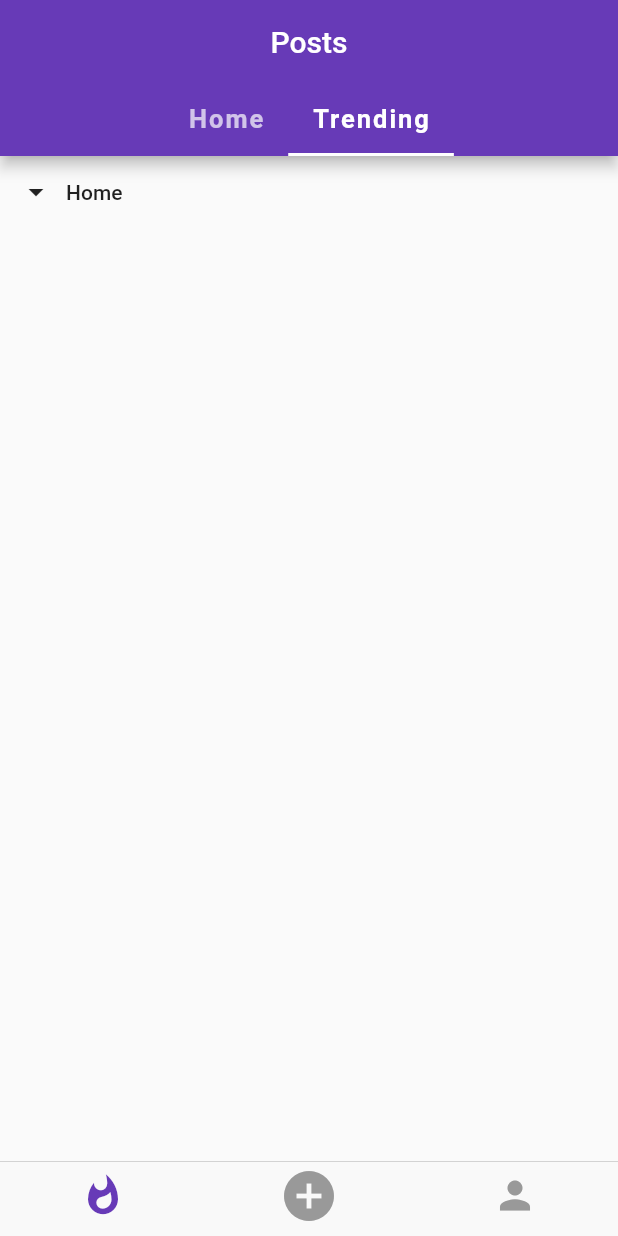
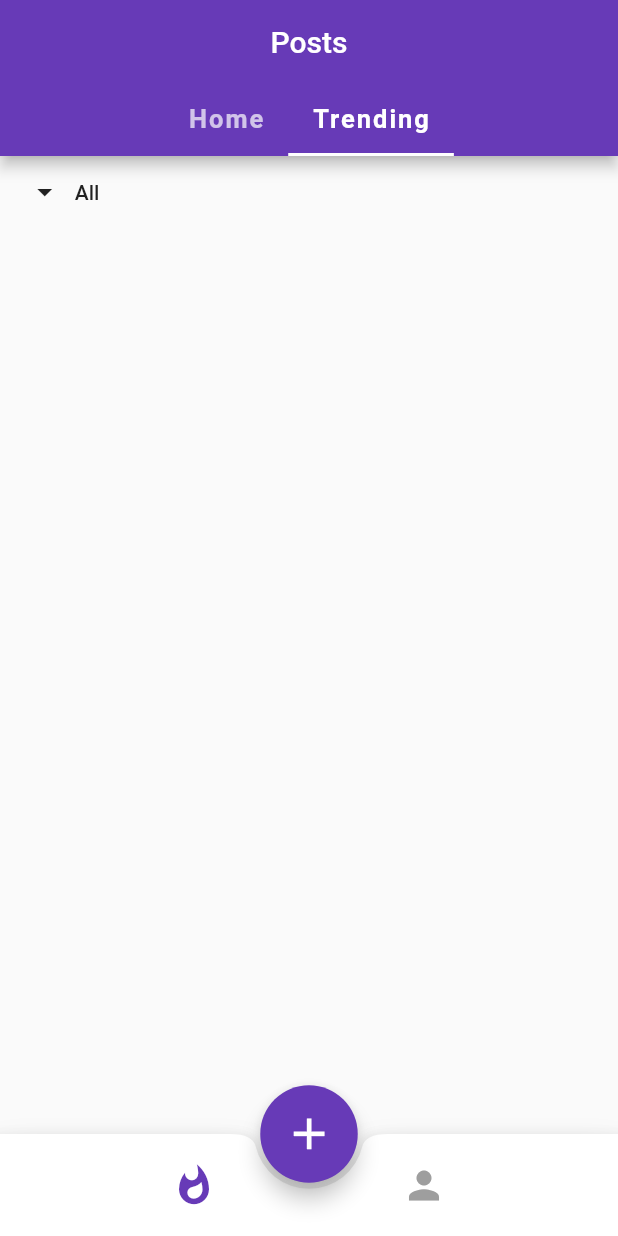
Before and after one commit to SwaroopNandy2109/validate_app, a Flutter app: the screen it shows after launch, tab 2 chosen, after a tap on the "whatshot" icon, on a phone screen of 412 x 824 dp. Run offline on Flutter 3.47's test engine with Material 2 defaults, Android fonts, the phone set to English and light mode, and no system bars.

Commit message:
Basic Layouts Updates completed

```diff
--- /dev/null
+++ b/lib/constants/textStyle.dart
@@ -0,0 +1,6 @@
+import 'package:flutter/material.dart';
+
+TextStyle styleText = TextStyle(
+  fontSize: 18.0,
+  color: Colors.black54,
+);
--- a/lib/home.dart
+++ b/lib/home.dart
@@ -1,6 +1,5 @@
 import 'package:flutter/cupertino.dart';
 import 'package:flutter/material.dart';
-import 'package:validatedapp/tabs/add_post.dart';
 import 'package:validatedapp/tabs/post_page.dart';
 import 'package:validatedapp/tabs/profile.dart';
 
@@ -10,7 +9,8 @@ class HomePage extends StatefulWidget {
 }
 
 class _HomePageState extends State<HomePage> {
-  int _selectedIndex = 0;
+  bool isTabOneSelected = true;
+  bool isTabTwoSelected = false;
   PageController controller;
 
   @override
@@ -27,45 +27,152 @@ class _HomePageState extends State<HomePage> {
           controller: controller,
           children: <Widget>[
             PostPage(),
-          AddPostPage(),
             ProfilePage(),
           ],
         ),
-      bottomNavigationBar: CupertinoTabBar(
-        items: <BottomNavigationBarItem>[
-          BottomNavigationBarItem(
-            icon: Icon(
-              Icons.whatshot,
-              size: 30,
+        floatingActionButton: Container(
+          height: 65.0,
+          width: 65.0,
+          child: FittedBox(
+            child: FloatingActionButton(
+              onPressed: () {
+                showModalBottomSheet(
+                  backgroundColor: Colors.transparent,
+                  context: context,
+                  builder: (BuildContext context) {
+                    return Container(
+                      margin: EdgeInsets.symmetric(horizontal: 10),
+                      height: MediaQuery.of(context).size.height * 0.35,
+                      decoration: BoxDecoration(
+                        color: Colors.white,
+                        borderRadius: BorderRadius.only(
+                          topLeft: Radius.circular(10.0),
+                          topRight: Radius.circular(10.0),
                         ),
                       ),
-          BottomNavigationBarItem(
-            icon: Icon(
-              Icons.add_circle,
-              size: 40,
+                      child: Column(
+                        mainAxisAlignment: MainAxisAlignment.spaceEvenly,
+                        children: <Widget>[
+                          Text(
+                            'POST!',
+                            style: TextStyle(
+                              fontSize: 25,
+                              color: Colors.black,
+                              fontWeight: FontWeight.bold,
                             ),
                           ),
-          BottomNavigationBarItem(
-            icon: Icon(
-              Icons.person,
-              size: 30,
+                          Row(
+                            mainAxisAlignment: MainAxisAlignment.spaceAround,
+                            children: <Widget>[
+                              CircleAvatar(
+                                radius: 35,
+                                backgroundColor: Theme.of(context).primaryColor,
+                                child: Icon(
+                                  Icons.link,
+                                  color: Colors.white,
+                                  size: 28,
+                                ),
+                              ),
+                              CircleAvatar(
+                                backgroundColor: Theme.of(context).primaryColor,
+                                radius: 35,
+                                child: Icon(
+                                  Icons.textsms,
+                                  color: Colors.white,
+                                  size: 28,
+                                ),
+                              ),
+                              CircleAvatar(
+                                backgroundColor: Theme.of(context).primaryColor,
+                                radius: 35,
+                                child: Icon(
+                                  Icons.video_call,
+                                  color: Colors.white,
+                                  size: 32,
+                                ),
+                              ),
+                              CircleAvatar(
+                                backgroundColor: Theme.of(context).primaryColor,
+                                radius: 35,
+                                child: Icon(
+                                  Icons.add_a_photo,
+                                  color: Colors.white,
+                                  size: 28,
                                 ),
                               ),
                             ],
-        currentIndex: _selectedIndex,
-        onTap: (index) {
-          setState(
-            () {
-              _selectedIndex = index;
-              controller.animateToPage(
-                _selectedIndex,
-                duration: Duration(milliseconds: 200),
-                curve: Curves.easeInOut,
+                          ),
+                          GestureDetector(
+                            onTap: () => Navigator.of(context).pop(),
+                            child: Icon(
+                              Icons.cancel,
+                              color: Colors.red,
+                              size: 30,
+                            ),
+                          )
+                        ],
+                      ),
                     );
                   },
                 );
               },
+              child: Icon(
+                Icons.add,
+                color: Colors.white,
+                size: 30,
               ),
+              // elevation: 5.0,
+            ),
+          ),
+        ),
+        floatingActionButtonLocation: FloatingActionButtonLocation.centerDocked,
+        bottomNavigationBar: BottomAppBar(
+          shape: CircularNotchedRectangle(),
+          child: Container(
+            height: 68,
+            child: Row(
+              mainAxisAlignment: MainAxisAlignment.spaceEvenly,
+              mainAxisSize: MainAxisSize.max,
+              children: <Widget>[
+                IconButton(
+                  iconSize: 30.0,
+                  icon: Icon(Icons.whatshot,
+                      color: isTabOneSelected
+                          ? Theme.of(context).primaryColor
+                          : Colors.grey),
+                  onPressed: () {
+                    setState(() {
+                      isTabOneSelected = true;
+                      isTabTwoSelected = false;
+                      controller.animateToPage(
+                        0,
+                        duration: Duration(milliseconds: 200),
+                        curve: Curves.easeInOut,
                       );
+                    });
+                  },
+                ),
+                IconButton(
+                  iconSize: 30.0,
+                  icon: Icon(Icons.person,
+                      color: isTabTwoSelected
+                          ? Theme.of(context).primaryColor
+                          : Colors.grey),
+                  onPressed: () {
+                    setState(() {
+                      isTabTwoSelected = true;
+                      isTabOneSelected = false;
+                      controller.animateToPage(
+                        1,
+                        duration: Duration(milliseconds: 200),
+                        curve: Curves.easeInOut,
+                      );
+                    });
+                  },
+                ),
+              ],
+            ),
+          ),
+        ));
   }
 }
--- a/lib/tabs/add_post.dart
+++ /dev/null
@@ -1,110 +0,0 @@
-import 'package:flutter/material.dart';
-
-class AddPostPage extends StatefulWidget {
-  @override
-  _AddPostPageState createState() => _AddPostPageState();
-}
-
-class _AddPostPageState extends State<AddPostPage> {
-  @override
-  Widget build(BuildContext context) {
-    return Scaffold(
-      appBar: AppBar(
-        title: Text('Add Post'),
-        centerTitle: true,
-      ),
-      body: Center(
-        child: FlatButton.icon(
-          onPressed: () {
-            showModalBottomSheet(
-                shape: RoundedRectangleBorder(
-                  borderRadius: BorderRadius.circular(15.0),
-                ),
-                context: context,
-                builder: (BuildContext context) {
-                  return Container(
-                    height: MediaQuery.of(context).size.height * 0.35,
-                    decoration: BoxDecoration(
-                      color: Colors.blue,
-                      borderRadius: BorderRadius.only(
-                        topLeft: Radius.circular(15.0),
-                        topRight: Radius.circular(15.0),
-                      ),
-                    ),
-                    child: Column(
-                      mainAxisAlignment: MainAxisAlignment.spaceEvenly,
-                      children: <Widget>[
-                        Text(
-                          'POST!',
-                          style: TextStyle(
-                            fontSize: 25,
-                            color: Colors.white,
-                            fontWeight: FontWeight.bold,
-                          ),
-                        ),
-                        Row(
-                          mainAxisAlignment: MainAxisAlignment.spaceAround,
-                          children: <Widget>[
-                            CircleAvatar(
-                              radius: 35,
-                              backgroundColor: Colors.white,
-                              child: Icon(
-                                Icons.link,
-                                color: Colors.black,
-                                size: 28,
-                              ),
-                            ),
-                            CircleAvatar(
-                              backgroundColor: Colors.white,
-                              radius: 35,
-                              child: Icon(
-                                Icons.textsms,
-                                color: Colors.black,
-                                size: 28,
-                              ),
-                            ),
-                            CircleAvatar(
-                              backgroundColor: Colors.white,
-                              radius: 35,
-                              child: Icon(
-                                Icons.video_call,
-                                color: Colors.black,
-                                size: 32,
-                              ),
-                            ),
-                            CircleAvatar(
-                              backgroundColor: Colors.white,
-                              radius: 35,
-                              child: Icon(
-                                Icons.add_a_photo,
-                                color: Colors.black,
-                                size: 28,
-                              ),
-                            ),
-                          ],
-                        ),
-                        GestureDetector(
-                            onTap: () => Navigator.of(context).pop(),
-                            child: Icon(
-                              Icons.cancel,
-                              color: Colors.white,
-                              size: 30,
-                            ))
-                      ],
-                    ),
-                  );
-                });
-          },
-          icon: Icon(
-            Icons.add_circle_outline,
-            size: 30,
-          ),
-          label: Text(
-            'New Post',
-            style: TextStyle(fontSize: 20),
-          ),
-        ),
-      ),
-    );
-  }
-}
--- a/lib/tabs/appbar_tabs/Home_bar.dart
+++ b/lib/tabs/appbar_tabs/Home_bar.dart
@@ -7,7 +7,7 @@ class HomeBarPage extends StatefulWidget {
 }
 
 class _HomeBarPageState extends State<HomeBarPage> {
-  String categoryChoice = '';
+  String categoryChoice = 'All';
 
   @override
   Widget build(BuildContext context) {
@@ -16,28 +16,28 @@ class _HomeBarPageState extends State<HomeBarPage> {
       children: <Widget>[
         FlatButton.icon(
           icon: Icon(Icons.arrow_drop_down),
-          label: Text(categoryChoice.isEmpty || categoryChoice == null
-              ? 'Home'
-              : categoryChoice),
+          label: Text(categoryChoice),
           onPressed: () {
             showModalBottomSheet(
-              shape: RoundedRectangleBorder(
-                borderRadius: BorderRadius.only(
-                  topLeft: Radius.circular(15.0),
-                  topRight: Radius.circular(15.0),
-                ),
-              ),
+              backgroundColor: Colors.transparent,
               context: context,
               builder: (BuildContext context) {
                 return Container(
+                  margin: EdgeInsets.symmetric(horizontal: 10),
                   height: MediaQuery.of(context).size.height * 0.5,
+                  decoration: BoxDecoration(
+                    color: Colors.white,
+                    borderRadius: BorderRadius.only(
+                      topLeft: Radius.circular(10.0),
+                      topRight: Radius.circular(10.0),
+                    ),
+                  ),
                   child: Column(
                     mainAxisAlignment: MainAxisAlignment.spaceAround,
                     children: <Widget>[
-                      dropdownOption('Home'),
+                      dropdownOption('All'),
                       dropdownOption('Politics'),
                       dropdownOption('Sports'),
-//                      dropdownOption('News'),
                       dropdownOption('Economy'),
                       dropdownOption('Business'),
                       dropdownOption('Entertainment'),
@@ -76,10 +76,3 @@ class _HomeBarPageState extends State<HomeBarPage> {
     );
   }
 }
-//Text(
-//'Home Page',
-//style: TextStyle(
-//fontSize: 45,
-//color: Colors.grey,
-//),
-//),
--- a/lib/tabs/appbar_tabs/Trending_bar.dart
+++ b/lib/tabs/appbar_tabs/Trending_bar.dart
@@ -6,7 +6,7 @@ class TrendingBarPage extends StatefulWidget {
 }
 
 class _TrendingBarPageState extends State<TrendingBarPage> {
-  String categoryChoice = '';
+  String categoryChoice = 'All';
 
   @override
   Widget build(BuildContext context) {
@@ -15,9 +15,7 @@ class _TrendingBarPageState extends State<TrendingBarPage> {
         children: <Widget>[
           FlatButton.icon(
             icon: Icon(Icons.arrow_drop_down),
-            label: Text(categoryChoice.isEmpty || categoryChoice == null
-                ? 'Home'
-                : categoryChoice),
+            label: Text(categoryChoice),
             onPressed: () {
               showModalBottomSheet(
                 shape: RoundedRectangleBorder(
@@ -33,10 +31,9 @@ class _TrendingBarPageState extends State<TrendingBarPage> {
                     child: Column(
                       mainAxisAlignment: MainAxisAlignment.spaceAround,
                       children: <Widget>[
-                        dropdownOption('Home'),
+                        dropdownOption('All'),
                         dropdownOption('Politics'),
                         dropdownOption('Sports'),
-//                        dropdownOption('News'),
                         dropdownOption('Economy'),
                         dropdownOption('Business'),
                         dropdownOption('Entertainment'),
--- a/lib/tabs/profile.dart
+++ b/lib/tabs/profile.dart
@@ -1,6 +1,6 @@
 import 'package:flutter/cupertino.dart';
 import 'package:flutter/material.dart';
-import 'package:validatedapp/constants/textstyle.dart';
+import 'package:validatedapp/constants/textStyle.dart';
 
 class ProfilePage extends StatefulWidget {
   @override
@@ -42,7 +42,7 @@ class _ProfilePageState extends State<ProfilePage> {
                   width: 20,
                 ),
                 Text(
-                  "Name idhar aayega",
+                  "Carry Minati",
                   style: styleText,
                 ),
               ],
@@ -59,7 +59,7 @@ class _ProfilePageState extends State<ProfilePage> {
                   width: 20,
                 ),
                 Text(
-                  "Email idhar aayega",
+                  "carryminati@tiktokkeliyeban.com",
                   style: styleText,
                 ),
               ],
@@ -75,7 +75,7 @@ class _ProfilePageState extends State<ProfilePage> {
                   width: 20,
                 ),
                 Text(
-                  "Date idhar jaayega",
+                  "who TF cares!",
                   style: styleText,
                 ),
               ],
```
Lines whose indentation alone changed are shown as unchanged.
